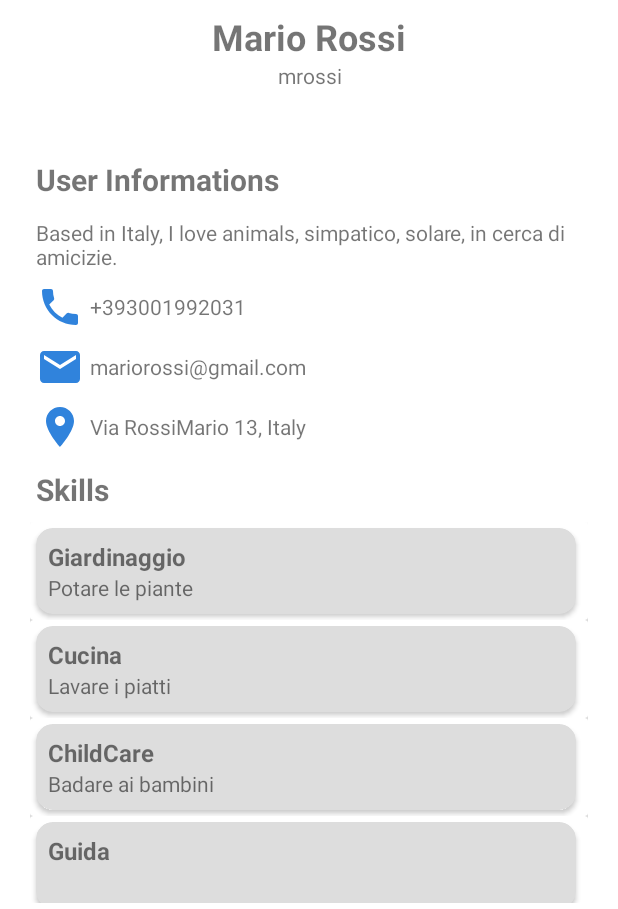
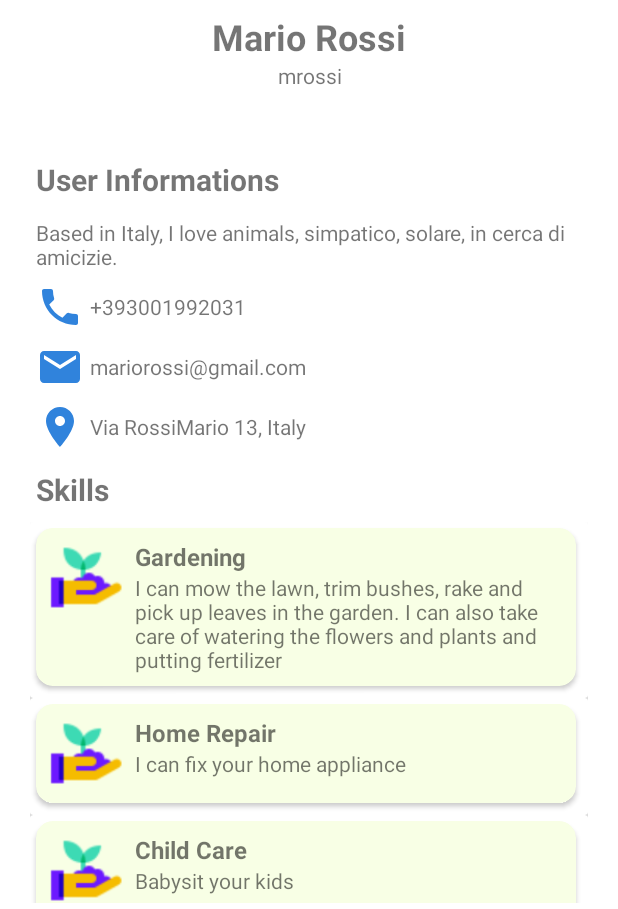
Before and after one commit to laib3/Chronomy, an Android app: the screen it shows after launch (ShowProfileActivity), on a phone screen of 412 x 824 dp, the part 327-1236 px from its top. Run offline under Robolectric (Android 15) with nearby library versions, the phone set to English and light mode, and no system bars.

Commit message:
feat: skill card with icon

```diff
--- a/app/src/main/java/it/polito/showprofileactivity/ShowProfileActivity.kt
+++ b/app/src/main/java/it/polito/showprofileactivity/ShowProfileActivity.kt
@@ -1,8 +1,6 @@
 package it.polito.showprofileactivity
 
-import android.annotation.SuppressLint
 import android.app.Activity
-import android.app.Instrumentation
 import android.content.Context
 import android.content.Intent
 import androidx.appcompat.app.AppCompatActivity
@@ -25,9 +23,9 @@ import androidx.cardview.widget.CardView
 class SkillCard(c: Context, s:Skill): CardView(c){
     init {
         LayoutInflater.from(c).inflate(R.layout.skill_card, this, true)
-        val cardTitle = findViewById<TextView>(R.id.cardTitle)
+        val cardTitle = findViewById<TextView>(R.id.skillTitle)
         cardTitle.text = s.title
-        val desc = findViewById<TextView>(R.id.cardDescription)
+        val desc = findViewById<TextView>(R.id.skillDescription)
         desc.text = s.description
     }
 }
@@ -81,10 +79,10 @@ class ShowProfileActivity: AppCompatActivity() {
         loadContent()
 
         val skills:MutableList<Skill> = mutableListOf<Skill>()
-        skills.add(Skill("Giardinaggio", "Potare le piante"))
-        skills.add(Skill("Cucina", "Lavare i piatti"))
-        skills.add(Skill("ChildCare", "Badare ai bambini"))
-        skills.add(Skill("Guida"))
+        skills.add(Skill("Gardening", "I can mow the lawn, trim bushes, rake and pick up leaves in the garden. I can also take care of watering the flowers and plants and putting fertilizer"))
+        skills.add(Skill("Home Repair", "I can fix your home appliance"))
+        skills.add(Skill("Child Care", "Babysit your kids"))
+        skills.add(Skill("Transportation", ""))
 
         val iv = findViewById<ImageView>(R.id.profilePicture)
         iv.clipToOutline = true
--- a/app/src/main/res/layout/skill_card.xml
+++ b/app/src/main/res/layout/skill_card.xml
@@ -7,33 +7,56 @@
     <androidx.cardview.widget.CardView
         android:layout_width="match_parent"
         android:layout_height="wrap_content"
+        android:layout_marginStart="4dp"
         android:layout_marginTop="4dp"
-        android:layout_marginBottom="4dp"
-        android:layout_marginStart="4dp"
         android:layout_marginEnd="8dp"
+        android:layout_marginBottom="8dp"
         android:orientation="horizontal"
-        app:cardBackgroundColor="#dddddd"
+        app:cardBackgroundColor="@color/light_yellow"
         app:cardCornerRadius="5pt">
 
         <LinearLayout
             android:layout_width="match_parent"
             android:layout_height="match_parent"
-            android:padding="8dp"
-            android:orientation="vertical">
+            android:orientation="horizontal">
+
+            <ImageView
+                android:id="@+id/skillIcon"
+                android:layout_width="50dp"
+                android:layout_height="50dp"
+                android:layout_marginStart="8dp"
+                android:layout_marginTop="8dp"
+                android:layout_marginEnd="4dp"
+                android:layout_marginBottom="8dp"
+                android:contentDescription="Gardening icon"
+                android:src="@drawable/gardening"
+                app:srcCompat="@drawable/gardening" />
+
+            <LinearLayout
+                android:id="@+id/skillTitleAndDescription"
+                android:layout_width="match_parent"
+                android:layout_height="wrap_content"
+                android:orientation="vertical"
+                android:paddingStart="4dp"
+                android:paddingTop="8dp"
+                android:paddingEnd="8dp"
+                android:paddingBottom="8dp">
 
                 <TextView
-                android:id="@+id/cardTitle"
+                    android:id="@+id/skillTitle"
                     android:layout_width="match_parent"
                     android:layout_height="wrap_content"
-                android:text="TextView"
+                    android:text="Gardening"
                     android:textSize="16sp"
                     android:textStyle="bold" />
 
                 <TextView
-                android:id="@+id/cardDescription"
+                    android:id="@+id/skillDescription"
                     android:layout_width="match_parent"
                     android:layout_height="wrap_content"
-                android:text="TextView" />
+                    android:text="I can mow the lawn, trim bushes, rake and pick up leaves in the garden. I can also take care of watering the flowers and plants and putting fertilizer" />
             </LinearLayout>
+        </LinearLayout>
+
     </androidx.cardview.widget.CardView>
 </merge>
--- a/app/src/main/res/values/skills.xml
+++ b/app/src/main/res/values/skills.xml
@@ -5,7 +5,7 @@
         <item src="tutoring.png">Tutoring</item>
         <item src="child_care.png">Child Care</item>
         <item src="odd_jobs.png">Odd jobs</item>
-        <item src="home_repair.png" >Home repairs</item>
+        <item src="home_repair.png" >Home repair</item>
         <item src="wellness.png">Wellness</item>
         <item src="delivery.png">Delivery</item>
         <item src="transportation.png">Transportations</item>
```
Lines whose indentation alone changed are shown as unchanged.
